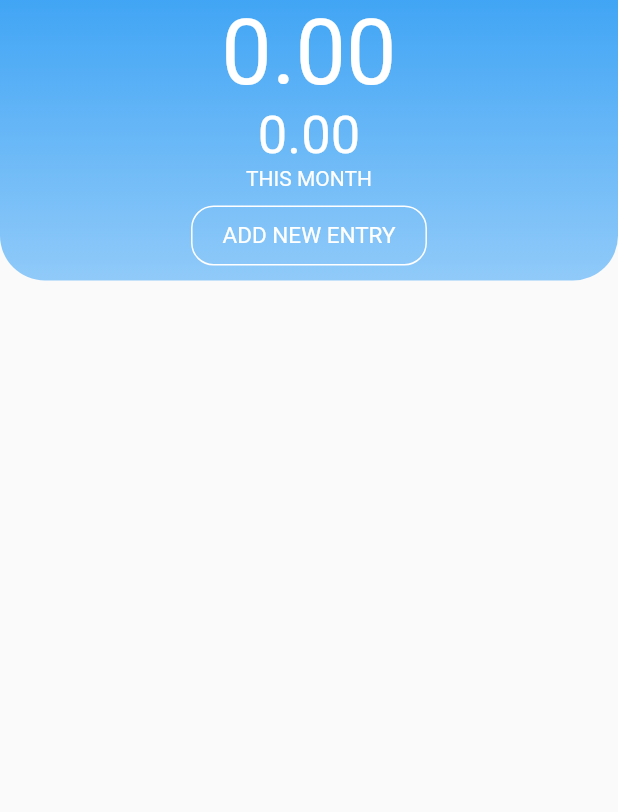
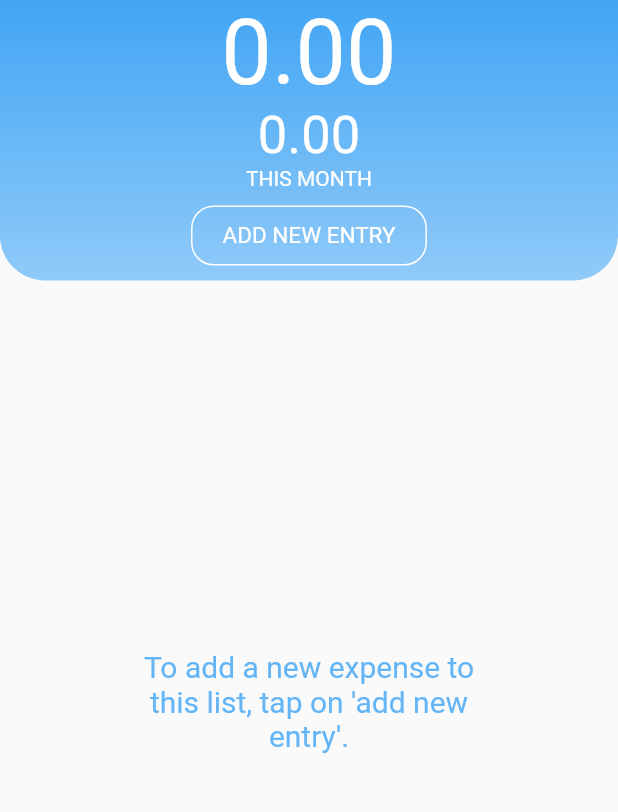
Before and after one commit to rovati/exp-app, a Flutter app: the ExpenseScreen screen opened directly with empty values, after a tap on "ADD NEW ENTRY", after a tap on "CANCEL", on a phone screen of 412 x 824 dp, the part 114-926 px from its top. Run offline on Flutter 3.47's test engine with Material 2 defaults, Android fonts, the phone set to English and light mode, and no system bars; our stand-ins replace package_info, page_transition, shared_preferences; accounts and stored records are empty.

Commit message:
Add informative messages

```diff
--- a/exp_app/lib/util/constant/strings.dart
+++ b/exp_app/lib/util/constant/strings.dart
@@ -30,10 +30,16 @@ class Strings {
   static String dbFailedEntryDate = '2021-01-01';
   static String dbPrevVerListName = 'old version list';
 
-  /* EXPENSE LIST HEADER */
+  /* EXPENSE LIST */
   static String appName = 'EXP';
   static String total = 'TOTAL';
   static String thisMonth = 'THIS MONTH';
+  static String emptyExpBody =
+      'To add a new expense to this list, tap on \'add new entry\'.';
+
+  /* HOME LIST */
+  static String emptyHomeBody =
+      'To create a new list, tap on \'add new list\'.';
 
   /* NEW ENTRY DIALOG */
   static String nedTitle = 'TITLE';
--- a/exp_app/lib/widget/expense_list_body.dart
+++ b/exp_app/lib/widget/expense_list_body.dart
@@ -1,6 +1,10 @@
 import 'package:exp/model/expense_entry.dart';
 import 'package:exp/model/expense_list.dart';
+import 'package:exp/util/constant/animations.dart';
+import 'package:exp/util/constant/strings.dart';
+import 'package:exp/util/constant/text_styles.dart';
 import 'package:flutter/material.dart';
+import 'package:provider/provider.dart';
 
 import 'expense_tile.dart';
 
@@ -11,7 +15,21 @@ class ExpenseListBody extends StatelessWidget {
   const ExpenseListBody(this.expenseList, {Key? key}) : super(key: key);
 
   @override
-  Widget build(BuildContext context) => ListView.builder(
+  Widget build(BuildContext context) => Consumer<ExpenseList>(
+        builder: (context, expenselist, child) => AnimatedSwitcher(
+          duration: Animations.animDur,
+          child: expenselist.entries.isEmpty
+              ? Container(
+                  width: MediaQuery.of(context).size.width * 0.6,
+                  child: Center(
+                    child: Text(
+                      Strings.emptyExpBody,
+                      style: TextStyles.lBlue20,
+                      textAlign: TextAlign.center,
+                    ),
+                  ),
+                )
+              : ListView.builder(
                   physics: const BouncingScrollPhysics(),
                   itemCount: expenseList.allEntries.length,
                   itemBuilder: (context, index) {
@@ -31,5 +49,7 @@ class ExpenseListBody extends StatelessWidget {
                       child: ExpenseTile(entry),
                     );
                   },
+                ),
+        ),
       );
 }
--- a/exp_app/lib/widget/home_list_body.dart
+++ b/exp_app/lib/widget/home_list_body.dart
@@ -1,5 +1,8 @@
 import 'package:exp/model/home_list.dart';
 import 'package:exp/model/list_info.dart';
+import 'package:exp/util/constant/animations.dart';
+import 'package:exp/util/constant/strings.dart';
+import 'package:exp/util/constant/text_styles.dart';
 import 'package:flutter/material.dart';
 import 'package:provider/provider.dart';
 
@@ -10,7 +13,20 @@ class HomeListBody extends StatelessWidget {
 
   @override
   Widget build(BuildContext context) => Consumer<HomeList>(
-      builder: (context, homelist, child) => ListView.builder(
+      builder: (context, homelist, child) => AnimatedSwitcher(
+          duration: Animations.animDur,
+          child: homelist.lists.isEmpty
+              ? Container(
+                  width: MediaQuery.of(context).size.width * 0.6,
+                  child: Center(
+                    child: Text(
+                      Strings.emptyHomeBody,
+                      style: TextStyles.lBlue20,
+                      textAlign: TextAlign.center,
+                    ),
+                  ),
+                )
+              : ListView.builder(
                   physics: const BouncingScrollPhysics(),
                   itemCount: homelist.lists.length,
                   itemBuilder: (context, index) {
@@ -30,5 +46,5 @@ class HomeListBody extends StatelessWidget {
                       child: ListInfoTile(info),
                     );
                   },
-          ));
+                )));
 }
```
Lines whose indentation alone changed are shown as unchanged.
